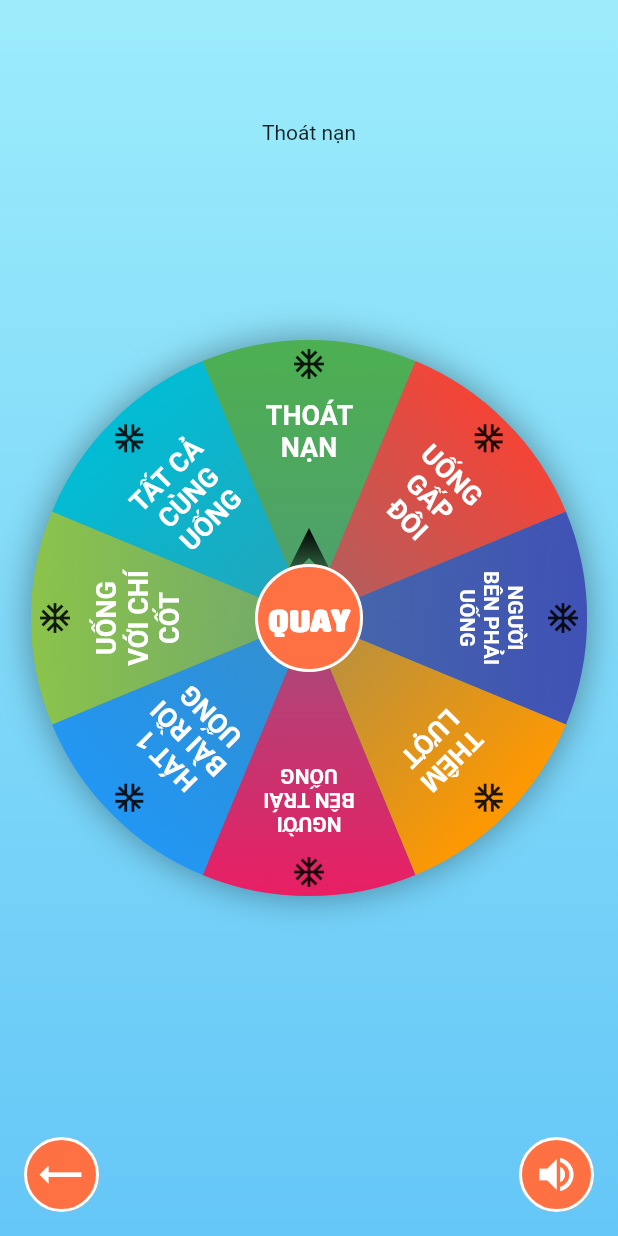
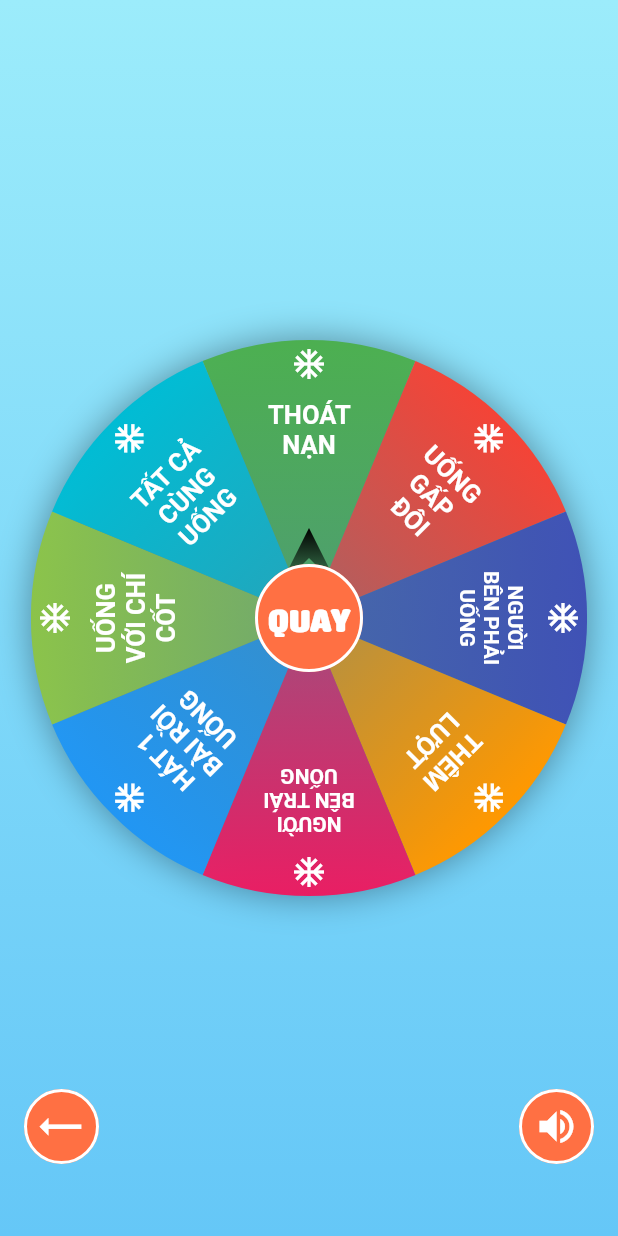
Before and after one commit to andynvt/vong_quay, a Flutter app: the screen it shows after launch, after a tap on the "chevron left" icon, after a tap on the "chevron right" icon, after a tap on the "play arrow" icon, on a phone screen of 412 x 824 dp. Run offline on Flutter 3.47's test engine with Material 2 defaults, Android fonts, the phone set to English and light mode, and no system bars; drawn by our look-alikes of auto_size_text; our stand-ins replace carousel_slider, flare_flutter, shared_preferences, skeleton_text; Roboto replaces fonts that are missing (UTMSwissCondensed).

Commit message:
update normail wheel

```diff
--- a/lib/module/home/home_view.dart
+++ b/lib/module/home/home_view.dart
@@ -78,12 +78,12 @@ class _HomeViewState extends State<HomeView> {
               fontFamily: 'SFURhythmRegular',
               textAlign: TextAlign.center,
               color: Colors.deepOrange,
-              fontSize: 45,
+              fontSize: 40,
               fontWeight: FontWeight.bold,
               strokeColor: Colors.white,
               strokeWidth: 0.8,
             ),
-            SizedBox(height: 10),
+            SizedBox(height: 8),
             Padding(
               padding: const EdgeInsets.symmetric(horizontal: 16),
               child: StrokeText(
@@ -91,13 +91,13 @@ class _HomeViewState extends State<HomeView> {
                 fontFamily: 'SFURhythmRegular',
                 textAlign: TextAlign.center,
                 color: Colors.white,
-                fontSize: 35,
+                fontSize: 33,
                 fontWeight: FontWeight.bold,
                 strokeColor: Colors.black,
                 strokeWidth: 0.3,
               ),
             ),
-            SizedBox(height: 25),
+            SizedBox(height: 16),
             Container(
               height: 250,
               alignment: Alignment.center,
@@ -179,10 +179,10 @@ class _HomeViewState extends State<HomeView> {
                 ],
               ),
             ),
-            SizedBox(height: 30),
+            SizedBox(height: 24),
             SizedBox(
-              width: 100,
-              height: 100,
+              width: 90,
+              height: 90,
               child: FlatButton(
                 onPressed: _playClick,
                 padding: const EdgeInsets.all(0),
@@ -194,11 +194,11 @@ class _HomeViewState extends State<HomeView> {
                 child: Icon(
                   Icons.play_arrow,
                   color: Colors.white,
-                  size: 70,
+                  size: 65,
                 ),
               ),
             ),
-            SizedBox(height: 20),
+            SizedBox(height: 16),
             SizedBox(
               width: 50,
               height: 50,
--- a/lib/module/normal_wheel/normal_wheel.dart
+++ b/lib/module/normal_wheel/normal_wheel.dart
@@ -1,6 +1,8 @@
 import 'dart:math';
 
+import 'package:flare_flutter/flare_actor.dart';
 import 'package:flutter/material.dart';
+import 'package:skeleton_text/skeleton_text.dart';
 import 'package:vong_quay/model/item_info.dart';
 import 'package:vong_quay/widget/widget.dart';
 
@@ -25,9 +27,13 @@ class _NormalWheelState extends State<NormalWheel> with SingleTickerProviderStat
   AnimationController _ctrl;
   Animation _ani;
   bool _isMute = false;
+  bool _isHide = true;
 
   void _start() {
     if (!_ctrl.isAnimating) {
+      setState(() {
+        _isHide = true;
+      });
       var _random = Random().nextDouble();
       _angle = 20 + Random().nextInt(5) + _random;
       _ctrl.forward(from: 0.0).then((_) {
@@ -50,6 +56,13 @@ class _NormalWheelState extends State<NormalWheel> with SingleTickerProviderStat
     var _duration = Duration(milliseconds: 5000);
     _ctrl = AnimationController(vsync: this, duration: _duration);
     _ani = CurvedAnimation(parent: _ctrl, curve: Curves.fastLinearToSlowEaseIn);
+    _ani.addStatusListener((status) {
+      if (status == AnimationStatus.completed) {
+        setState(() {
+          _isHide = false;
+        });
+      }
+    });
   }
 
   @override
@@ -98,7 +111,7 @@ class _NormalWheelState extends State<NormalWheel> with SingleTickerProviderStat
           ),
           Positioned(
             left: 16,
-            bottom: 16,
+            bottom: 48,
             child: SafeArea(
               child: Container(
                 width: 50,
@@ -126,7 +139,7 @@ class _NormalWheelState extends State<NormalWheel> with SingleTickerProviderStat
           ),
           Positioned(
             right: 16,
-            bottom: 16,
+            bottom: 48,
             child: SafeArea(
               child: SizedBox(
                 width: 50,
@@ -179,12 +192,54 @@ class _NormalWheelState extends State<NormalWheel> with SingleTickerProviderStat
 
   Widget _buildResult(_value) {
     var _index = _calIndex(_value * _angle + _current);
+    final width = MediaQuery.of(context).size.width;
     // String _asset = widget.items[_index].asset;
+    if (_isHide) {
+      return SizedBox(width: width, height: double.infinity);
+    }
     return Align(
       alignment: Alignment.topCenter,
-      child: Padding(
-        padding: const EdgeInsets.only(top: 80),
-        child: Text(widget.items[_index].name),
+      child: Stack(
+        children: [
+          Container(
+            height: 150,
+            // width: width,
+            child: Center(
+              child: SkeletonAnimation(
+                child: Container(
+                  height: 40,
+                  width: width - 32,
+                  color: widget.items[_index].color,
+                  child: Center(
+                    child: Text(
+                      widget.items[_index].name.toUpperCase(),
+                      style: TextStyle(
+                        fontFamily: 'UTMSwissCondensed',
+                        color: Colors.white,
+                        fontSize: 20,
+                        fontWeight: FontWeight.bold,
+                      ),
+                      textAlign: TextAlign.center,
+                    ),
+                  ),
+                ),
+              ),
+            ),
+          ),
+          Align(
+            alignment: Alignment.topCenter,
+            child: Container(
+              width: width - 32,
+              height: 200,
+              child: !_isHide
+                  ? FlareActor(
+                      'assets/images/fireworks.flr',
+                      animation: 'explode',
+                    )
+                  : SizedBox(),
+            ),
+          ),
+        ],
       ),
     );
   }
--- a/lib/widget/board_view.dart
+++ b/lib/widget/board_view.dart
@@ -104,10 +104,11 @@ class _BoardViewState extends State<BoardView> {
             children: <Widget>[
               // Image.asset(luck.asset, width: 40,),
               SizedBox(height: 4),
-              Icon(Icons.ac_unit),
+              Icon(Icons.ac_unit, color: Colors.white),
+              SizedBox(height: 12),
               Container(
                 width: double.infinity,
-                padding: const EdgeInsets.only(top: 12),
+                height: 70,
                 child: AutoSizeText(
                   luck.name.toUpperCase(),
                   maxLines: 3,
@@ -115,7 +116,7 @@ class _BoardViewState extends State<BoardView> {
                   style: TextStyle(
                     fontFamily: 'UTMSwissCondensed',
                     color: Colors.white,
-                    fontSize: 18,
+                    fontSize: 17,
                     fontWeight: FontWeight.bold,
                   ),
                 ),
--- a/pubspec.yaml
+++ b/pubspec.yaml
@@ -14,6 +14,8 @@ dependencies:
   auto_size_text: ^2.1.0
   carousel_slider: ^2.1.0
   shared_preferences: ^0.5.7+3
+  flare_flutter: ^2.0.5
+  skeleton_text: any
 
 dev_dependencies:
   flutter_test:
```
Also changed, not shown: 2 other files.
